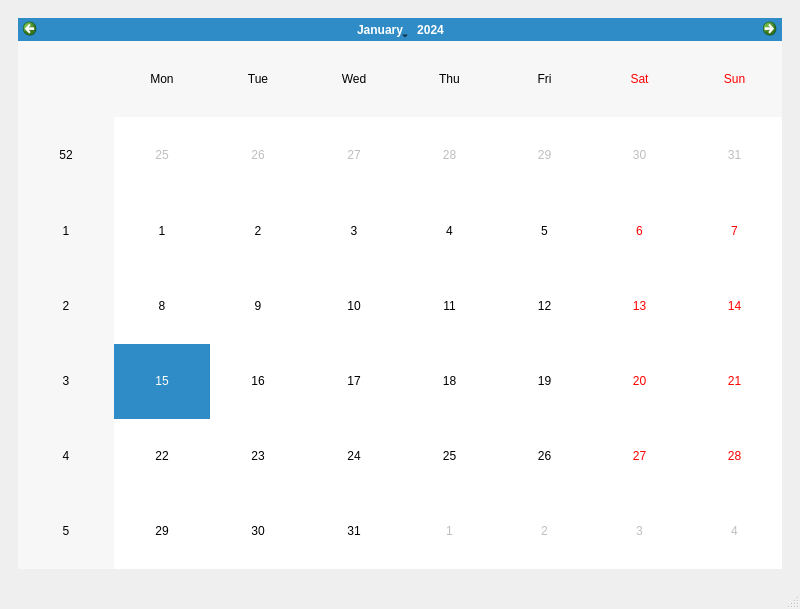
The window that Calendar/calendar.ui (decinx1/Sistema-hidrop-nico-Monitoreado) describes before a commit, drawn with Qt 5.
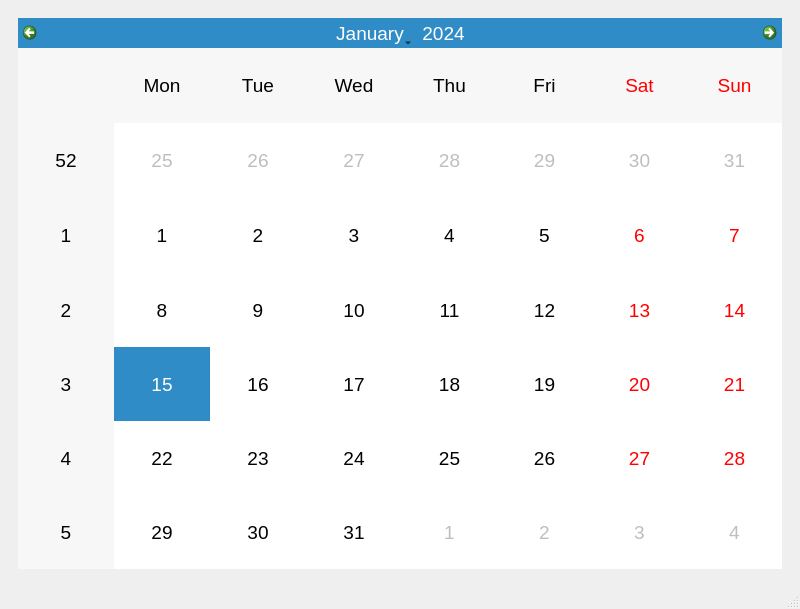
The same window after the commit.

Patch:
```diff
--- a/Calendar/calendar.ui
+++ b/Calendar/calendar.ui
@@ -19,7 +19,11 @@
      <widget class="QWidget" name="widget" native="true">
       <layout class="QVBoxLayout" name="verticalLayout_2">
        <item>
-        <widget class="QCalendarWidget" name="calendarWidget"/>
+        <widget class="QCalendarWidget" name="calendarWidget">
+         <property name="styleSheet">
+          <string notr="true">font:14pt;</string>
+         </property>
+        </widget>
        </item>
       </layout>
      </widget>
```
